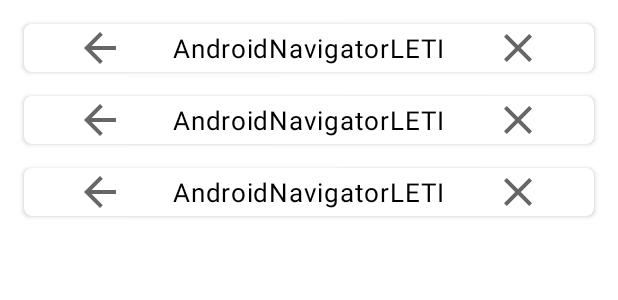
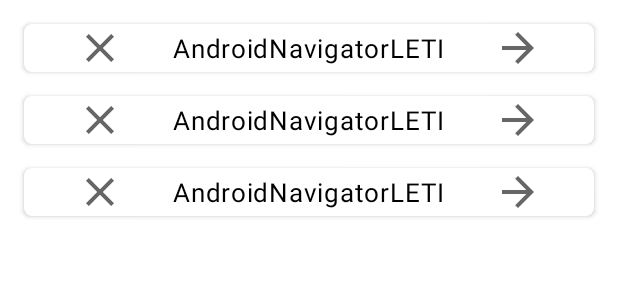
Before and after one commit to moevm/adfmp1h21-navigator, an Android app: the layout fragment_history.xml on its own in the app's theme, with its tools: preview values and no code run, on a phone screen of 412 x 824 dp. Shown: the top 300 px of the screen. Run offline under Robolectric (Android 15) with nearby library versions, the phone set to English and light mode, and no system bars.

Commit message:
add history adapter

```diff
--- /dev/null
+++ b/AndroidNavigatorLETI/app/src/main/res/drawable/ic_forward.xml
@@ -0,0 +1,10 @@
+<vector xmlns:android="http://schemas.android.com/apk/res/android"
+    android:width="32dp"
+    android:height="32dp"
+    android:viewportWidth="24"
+    android:viewportHeight="24"
+    android:tint="?attr/colorControlNormal">
+  <path
+      android:fillColor="@android:color/white"
+      android:pathData="M12,4l-1.41,1.41L16.17,11H4v2h12.17l-5.58,5.59L12,20l8,-8z"/>
+</vector>
--- a/AndroidNavigatorLETI/app/src/main/res/layout/fragment_history.xml
+++ b/AndroidNavigatorLETI/app/src/main/res/layout/fragment_history.xml
@@ -1,6 +1,5 @@
 <?xml version="1.0" encoding="utf-8"?>
-<androidx.constraintlayout.widget.ConstraintLayout
-    xmlns:android="http://schemas.android.com/apk/res/android"
+<androidx.constraintlayout.widget.ConstraintLayout xmlns:android="http://schemas.android.com/apk/res/android"
     xmlns:app="http://schemas.android.com/apk/res-auto"
     xmlns:tools="http://schemas.android.com/tools"
     android:layout_width="match_parent"
@@ -9,17 +8,19 @@
 
     <androidx.recyclerview.widget.RecyclerView
         android:id="@+id/recyclerView"
-        android:layout_width="0dp"
-        android:layout_height="0dp"
-        android:layout_marginBottom="8dp"
-        android:layout_marginEnd="8dp"
+        android:layout_width="match_parent"
+        android:layout_height="wrap_content"
         android:layout_marginStart="8dp"
         android:layout_marginTop="8dp"
-        tools:listitem="@layout/history_item"
-        app:layout_constraintBottom_toBottomOf="parent"
+        android:layout_marginEnd="8dp"
+        android:layout_marginBottom="8dp"
+        android:clipToPadding="false"
+        android:overScrollMode="never"
+        android:paddingBottom="80dp"
         app:layout_constraintEnd_toEndOf="parent"
         app:layout_constraintStart_toStartOf="parent"
-        app:layout_constraintTop_toTopOf="parent" />
+        app:layout_constraintTop_toTopOf="parent"
+        tools:listitem="@layout/history_item" />
 
     <TextView
         android:id="@+id/no_items_text"
--- a/AndroidNavigatorLETI/app/src/main/res/layout/history_item.xml
+++ b/AndroidNavigatorLETI/app/src/main/res/layout/history_item.xml
@@ -15,11 +15,11 @@
         android:orientation="horizontal">
 
         <com.google.android.material.imageview.ShapeableImageView
-            android:id="@+id/back"
+            android:id="@+id/del"
             android:layout_width="wrap_content"
             android:layout_height="wrap_content"
             android:layout_gravity="center"
-            android:src="@drawable/ic_back"
+            android:src="@drawable/ic_close"
             app:layout_constraintBottom_toBottomOf="parent"
             app:layout_constraintHorizontal_bias="0.1"
             app:layout_constraintLeft_toLeftOf="parent"
@@ -27,7 +27,7 @@
             app:layout_constraintTop_toTopOf="parent" />
 
         <TextView
-            android:id="@+id/app_name"
+            android:id="@+id/address"
             android:layout_width="wrap_content"
             android:layout_height="wrap_content"
             android:layout_gravity="center"
@@ -41,11 +41,11 @@
             tools:text="@string/app_name" />
 
         <com.google.android.material.imageview.ShapeableImageView
-            android:id="@+id/close"
+            android:id="@+id/next"
             android:layout_width="wrap_content"
             android:layout_height="wrap_content"
             android:layout_gravity="center"
-            android:src="@drawable/ic_close"
+            android:src="@drawable/ic_forward"
             app:layout_constraintBottom_toBottomOf="parent"
             app:layout_constraintHorizontal_bias="0.9"
             app:layout_constraintLeft_toLeftOf="parent"
```
Also changed, not shown: AndroidNavigatorLETI/app/src/main/java/com/example/androidnavigatorleti/ui/adapters/HistoryRecyclerAdapter.kt (added, +37 -0 lines), AndroidNavigatorLETI/app/src/main/java/com/example/androidnavigatorleti/ui/history/HistoryFragment.kt (+26 -1 lines), AndroidNavigatorLETI/app/src/main/java/com/example/androidnavigatorleti/ui/viewholders/HistoryViewHolder.kt (added, +23 -0 lines), AndroidNavigatorLETI/app/src/main/res/layout/activity_main.xml (line endings or trailing spaces), AndroidNavigatorLETI/app/src/main/res/menu/nav_menu.xml (line endings or trailing spaces), AndroidNavigatorLETI/app/src/main/res/values/colors.xml (line endings or trailing spaces), 1 other file.
